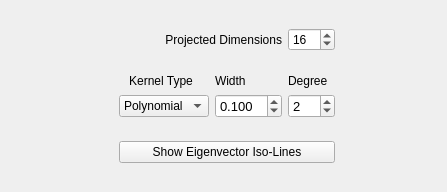
The window that _AlgorithmsPlugins/Projections/paramsKPCA.ui (b4silio/MLDemos) describes before a commit, drawn with Qt 5.
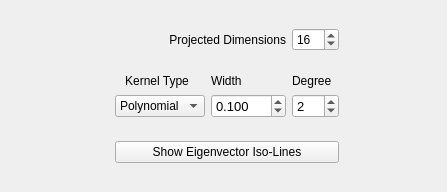
The same window after the commit.

The edit to the form file:
```diff
--- a/_AlgorithmsPlugins/Projections/paramsKPCA.ui
+++ b/_AlgorithmsPlugins/Projections/paramsKPCA.ui
@@ -58,6 +58,9 @@
      <property name="minimum">
       <double>0.001000000000000</double>
      </property>
+     <property name="maximum">
+      <double>999.000000000000000</double>
+     </property>
      <property name="singleStep">
       <double>0.010000000000000</double>
      </property>
```
